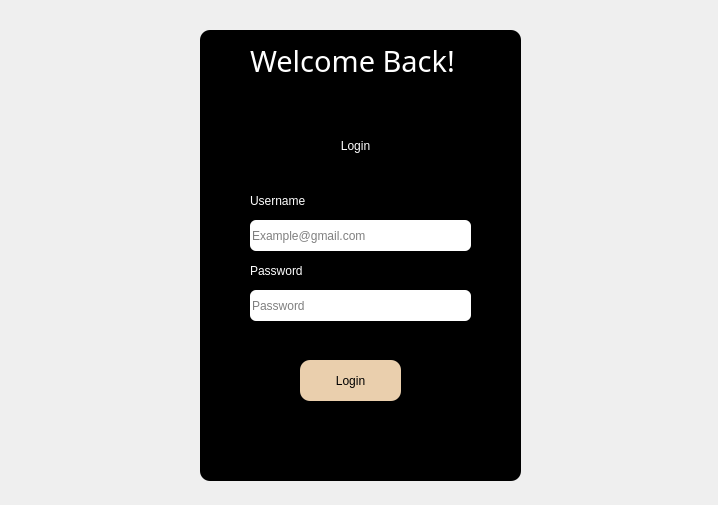
First picture: the form in Resources/Ui/Login.ui, repository Darshitjivani/MBAS, before the edit.
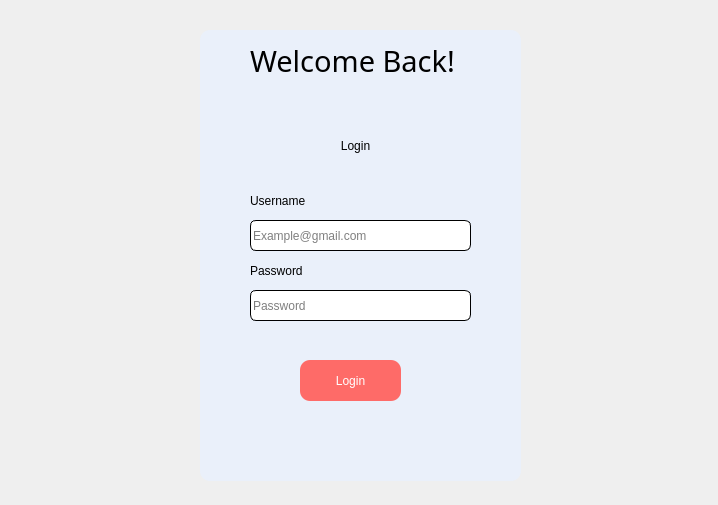
Second picture: the form after the edit. Icons and pictures are not drawn.

```diff
--- a/Resources/Ui/Login.ui
+++ b/Resources/Ui/Login.ui
@@ -25,16 +25,16 @@
     </property>
     <property name="styleSheet">
      <string notr="true">QWidget {
-background-color: #000000;
+background-color: #eaf0fa;
 font: 75 10pt &quot;Sitka Small&quot;;
  border-radius: 10px;
-color: rgb(255, 255, 255);
+color:#ffffff;
 
 }
 
 QPushButton{
-background-color:#eacfad;
-color:black;
+background-color:#fe6b68;
+color:#ffffff;
 font: 75 14pt &quot;Sitka Small&quot;;
 
 
@@ -44,14 +44,14 @@
 }
 
 QLabel{
-color:#ffffff;
+color:#000000;
 }
 
 QLineEdit {
-    border: 0px solid gray;
+    border: 1px solid #000000;
     border-radius: 06px;
-    background-color:white;
-	color:rgb(0, 0, 0);
+    background-color:#ffffff;
+	color:#000000;
 
 }
 
@@ -606,27 +606,23 @@
        <x>240</x>
        <y>260</y>
        <width>30</width>
-       <height>31</height>
+       <height>30</height>
       </rect>
      </property>
      <property name="minimumSize">
       <size>
        <width>30</width>
-       <height>31</height>
+       <height>30</height>
       </size>
      </property>
      <property name="maximumSize">
       <size>
        <width>30</width>
-       <height>31</height>
+       <height>30</height>
       </size>
      </property>
      <property name="styleSheet">
-      <string notr="true">QPushButton{
-background-color: white;
-color:black;
-font: 75 14pt &quot;Sitka Small&quot;;
-}</string>
+      <string notr="true">background-color: none</string>
      </property>
      <property name="text">
       <string/>
@@ -635,12 +631,6 @@
       <iconset resource="../icons/icons.qrc">
        <normaloff>:/newPrefix/icons/eye-off.svg</normaloff>:/newPrefix/icons/eye-off.svg</iconset>
      </property>
-     <property name="iconSize">
-      <size>
-       <width>14</width>
-       <height>14</height>
-      </size>
-     </property>
     </widget>
    </widget>
   </widget>
```
Left out of the diff: 11 changed lines with no effect on the pictures.
